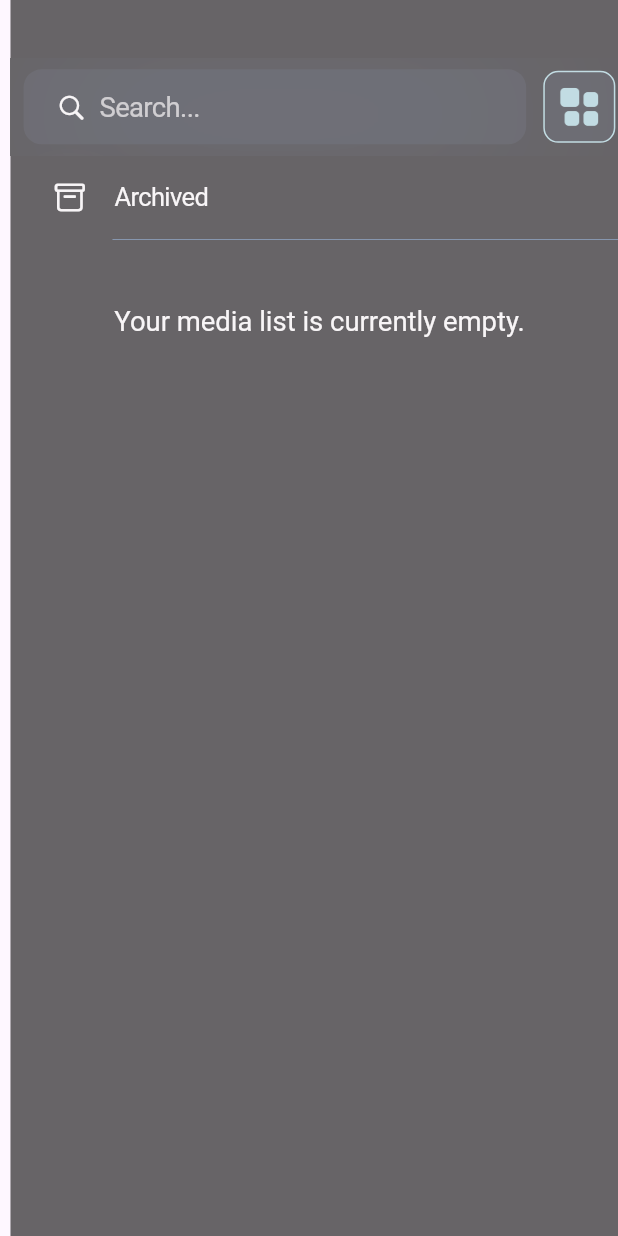
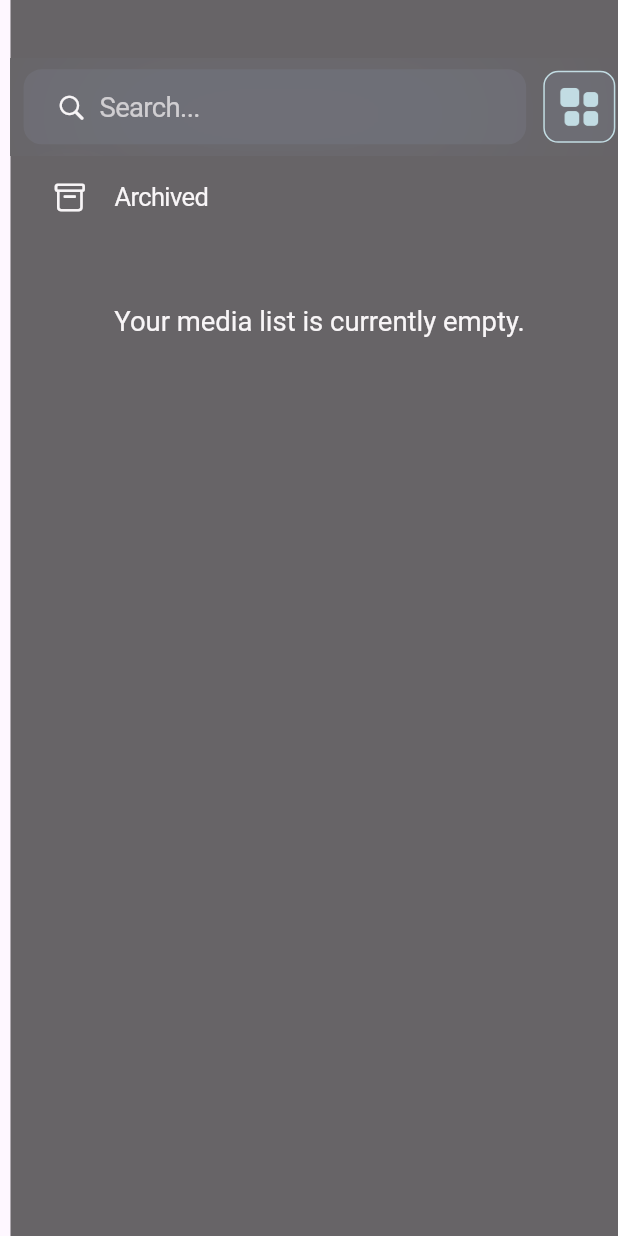
Before and after one commit to souhaibzarai/last_watched_tracker, a Flutter app: the screen it shows once a user with an empty profile is signed in, on a phone screen of 412 x 824 dp. Run offline on Flutter 3.47's test engine with Material 3 defaults, Android fonts, the phone set to English and light mode, and no system bars; our stand-ins replace cached_network_image, cloud_firestore, dartz, dio, firebase_auth, firebase_core and 6 more; accounts and stored records are empty; Roboto replaces fonts that are missing (mainFont).

Commit message:
remove divider

```diff
--- a/lib/features/home/presentation/widgets/archived.dart
+++ b/lib/features/home/presentation/widgets/archived.dart
@@ -3,7 +3,6 @@ import 'package:flutter/material.dart';
 import 'package:flutter_screenutil/flutter_screenutil.dart';
 import 'package:go_router/go_router.dart';
 
-import '../../../../utils/constants/constants.dart';
 import '../../../../utils/helpers/navigator/strings.dart';
 import '../../../../utils/theme/app_colors.dart';
 
@@ -39,7 +38,7 @@ class Archived extends StatelessWidget {
             ),
           ),
         ),
-        AppConstants.getMediaItemDivider(),
+        // AppConstants.getMediaItemDivider(),
       ],
     );
   }
```
